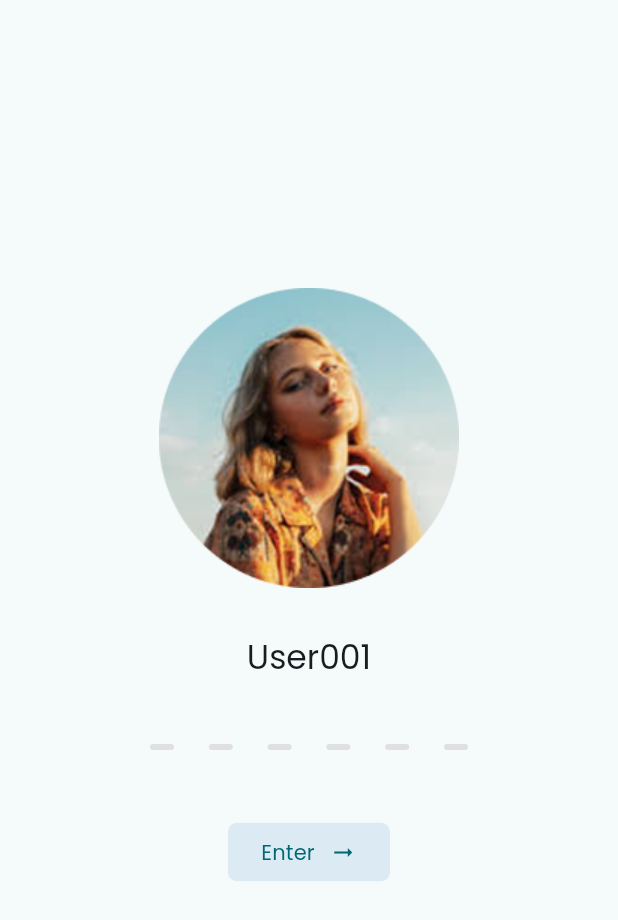
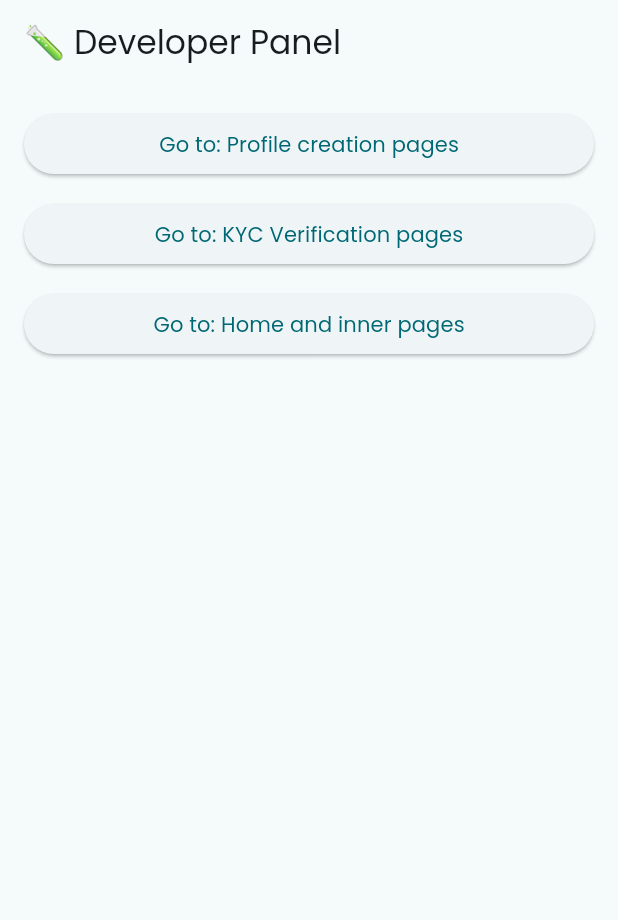
Before and after one commit to ETOSPHERES-Labs/etopayapp, a Flutter app: the screen it shows after launch, on a phone screen of 412 x 824 dp. Shown: the top 920 px of the screen. Run offline on Flutter 3.47's test engine with Material 3 defaults, Android fonts, the phone set to English and light mode, and no system bars; our stand-ins replace file_picker, flutter_riverpod, flutter_secure_storage, flutter_svg, go_router, js and 4 more; missing offline and left inert: dart:js_util, flutter_appauth.

Commit message:
reorganize screen (according to figma slices) 1

```diff
--- a/lib/router/app_router.dart
+++ b/lib/router/app_router.dart
@@ -1,4 +1,5 @@
 import 'package:eto_pay/screens/buy_screen.dart';
+import 'package:eto_pay/screens/developer_panel_screen.dart';
 import 'package:eto_pay/screens/home_and_inner_pages_screen.dart';
 import 'package:flutter/material.dart';
 import 'package:go_router/go_router.dart';
@@ -11,6 +12,11 @@ final GoRouter appRouter = GoRouter(
   routes: [
     GoRoute(
       path: '/',
+      name: 'developer-panel',
+      builder: (context, state) => const DeveloperPanelScreen(),
+    ),
+    GoRoute(
+      path: '/home',
       name: 'home',
       builder: (context, state) => const UnlockScreen(),
     ),
--- /dev/null
+++ b/lib/screens/developer_panel_screen.dart
@@ -0,0 +1,58 @@
+import 'package:eto_pay/screens/home_and_inner_pages_screen.dart';
+import 'package:eto_pay/screens/kyc_verification_step_0.dart';
+import 'package:eto_pay/screens/terms_and_conditions_screen.dart';
+import 'package:eto_pay/screens/unlock_screen.dart';
+import 'package:flutter/material.dart';
+
+class DeveloperPanelScreen extends StatelessWidget {
+  const DeveloperPanelScreen({super.key});
+
+  @override
+  Widget build(BuildContext context) {
+    return Scaffold(
+      appBar: AppBar(
+        title: const Text('🧪 Developer Panel'),
+      ),
+      body: Padding(
+        padding: const EdgeInsets.all(16.0),
+        child: Column(
+          crossAxisAlignment: CrossAxisAlignment.stretch,
+          children: [
+            ElevatedButton(
+              onPressed: () {
+                Navigator.push(
+                  context,
+                  MaterialPageRoute(
+                      builder: (_) => const TermsAndConditionsScreen()),
+                );
+              },
+              child: const Text('Go to: Profile creation pages'),
+            ),
+            const SizedBox(height: 12),
+            ElevatedButton(
+              onPressed: () {
+                Navigator.push(
+                  context,
+                  MaterialPageRoute(
+                      builder: (_) => const KycVerificationStep0Screen()),
+                );
+              },
+              child: const Text('Go to: KYC Verification pages'),
+            ),
+            const SizedBox(height: 12),
+            ElevatedButton(
+              onPressed: () {
+                Navigator.push(
+                  context,
+                  MaterialPageRoute(builder: (_) => const UnlockScreen()),
+                );
+              },
+              child: const Text('Go to: Home and inner pages'),
+            ),
+            const SizedBox(height: 12),
+          ],
+        ),
+      ),
+    );
+  }
+}
```
